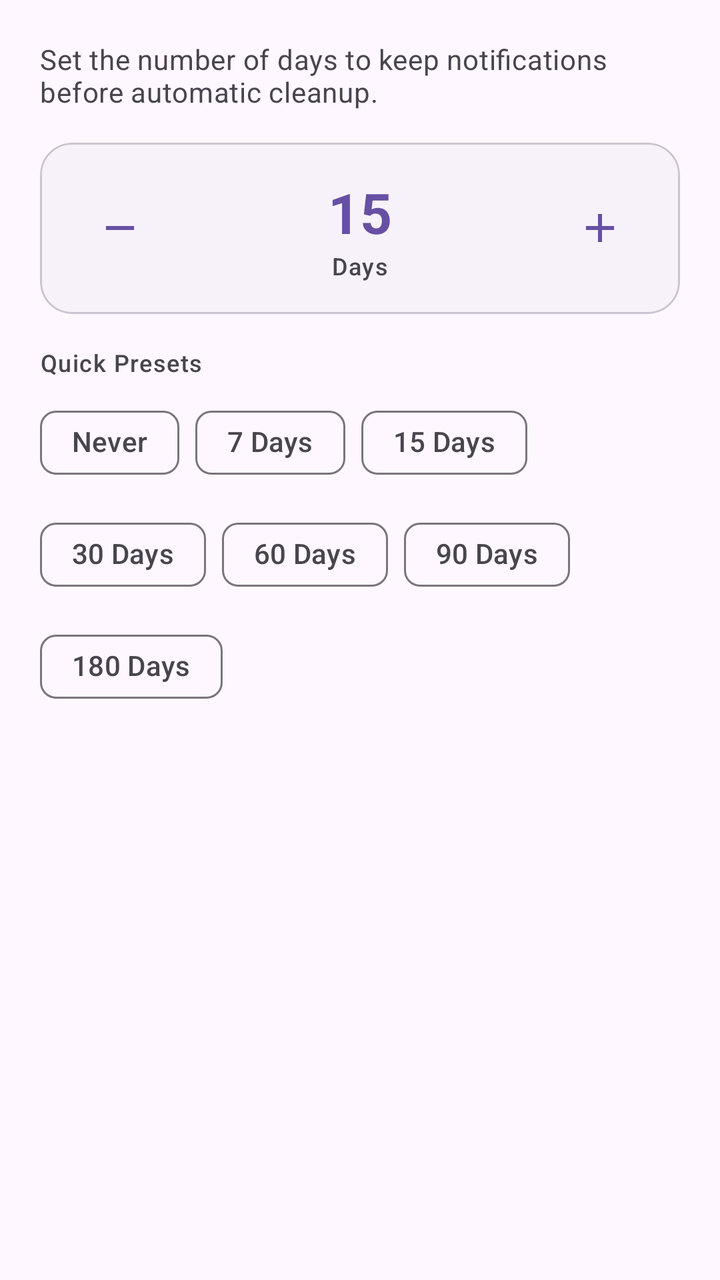
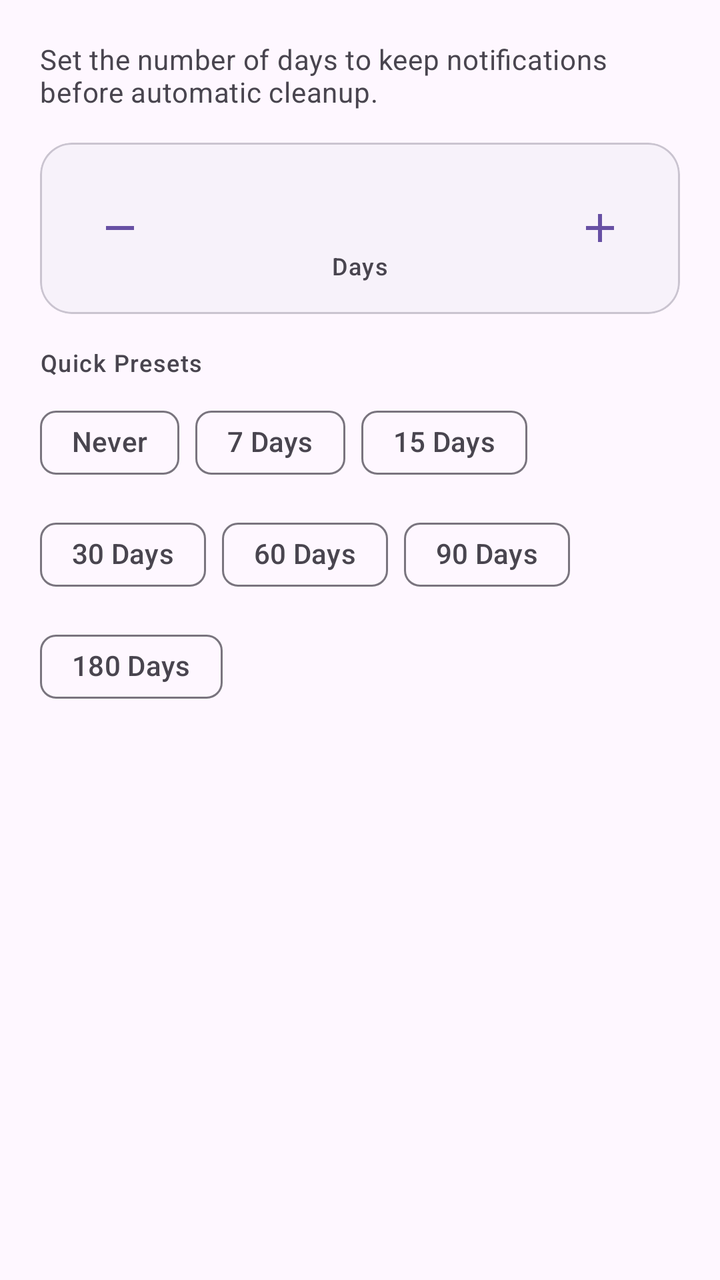

Compare the two renders of this Android layout. The source of the first and the diff that turns it into the second are given below.
<!-- AndroidManifest.xml: application theme Theme.NotiVault -->
<!-- res/layout/dialog_custom_auto_delete_days.xml -->
<?xml version="1.0" encoding="utf-8"?>
<LinearLayout xmlns:android="http://schemas.android.com/apk/res/android"
    xmlns:app="http://schemas.android.com/apk/res-auto"
    android:layout_width="match_parent"
    android:layout_height="wrap_content"
    android:orientation="vertical"
    android:padding="20dp">

    <TextView
        android:layout_width="match_parent"
        android:layout_height="wrap_content"
        android:text="@string/dialog_custom_days_desc"
        android:textAppearance="@style/TextAppearance.Material3.BodyMedium"
        android:textColor="?attr/colorOnSurfaceVariant"
        android:layout_marginBottom="16dp" />

    
    <com.google.android.material.card.MaterialCardView
        android:layout_width="match_parent"
        android:layout_height="wrap_content"
        app:cardCornerRadius="16dp"
        app:cardElevation="0dp"
        app:strokeWidth="1dp"
        app:strokeColor="?attr/colorOutlineVariant"
        app:cardBackgroundColor="?attr/colorSurfaceContainerLow"
        android:layout_marginBottom="16dp">

        <LinearLayout
            android:layout_width="match_parent"
            android:layout_height="wrap_content"
            android:orientation="horizontal"
            android:gravity="center"
            android:padding="16dp">

            
            <ImageButton
                android:id="@+id/btn_minus_days"
                android:layout_width="48dp"
                android:layout_height="48dp"
                android:background="@drawable/bg_button_square_ripple"
                android:src="@drawable/ic_remove"
                android:contentDescription="Decrease days"
                app:tint="?attr/colorPrimary" />

            
            <LinearLayout
                android:layout_width="0dp"
                android:layout_height="wrap_content"
                android:layout_weight="1"
                android:orientation="vertical"
                android:gravity="center"
                android:layout_marginHorizontal="16dp">

                <com.google.android.material.textfield.TextInputEditText
                    android:id="@+id/et_custom_days"
                    android:layout_width="match_parent"
                    android:layout_height="wrap_content"
                    android:background="@android:color/transparent"
                    android:gravity="center"
                    android:inputType="number"
                    android:maxLength="4"
                    android:text="15"
                    android:textAppearance="@style/TextAppearance.Material3.HeadlineMedium"
                    android:textColor="?attr/colorPrimary"
                    android:textStyle="bold" />

                <TextView
                    android:layout_width="wrap_content"
                    android:layout_height="wrap_content"
                    android:text="@string/dialog_custom_days_unit"
                    android:textAppearance="@style/TextAppearance.Material3.LabelMedium"
                    android:textColor="?attr/colorOnSurfaceVariant" />

            </LinearLayout>

            
            <ImageButton
                android:id="@+id/btn_plus_days"
                android:layout_width="48dp"
                android:layout_height="48dp"
                android:background="@drawable/bg_button_square_ripple"
                android:src="@drawable/ic_add"
                android:contentDescription="Increase days"
                app:tint="?attr/colorPrimary" />

        </LinearLayout>

    </com.google.android.material.card.MaterialCardView>

    
    <TextView
        android:layout_width="match_parent"
        android:layout_height="wrap_content"
        android:text="Quick Presets"
        android:textAppearance="@style/TextAppearance.Material3.LabelMedium"
        android:textColor="?attr/colorOnSurfaceVariant"
        android:layout_marginBottom="8dp" />

    <com.google.android.material.chip.ChipGroup
        android:id="@+id/chip_group_presets"
        android:layout_width="match_parent"
        android:layout_height="wrap_content">

        <com.google.android.material.chip.Chip
            android:id="@+id/chip_preset_never"
            android:layout_width="wrap_content"
            android:layout_height="wrap_content"
            android:text="Never"
            style="@style/Widget.Material3.Chip.Suggestion" />

        <com.google.android.material.chip.Chip
            android:id="@+id/chip_preset_7"
            android:layout_width="wrap_content"
            android:layout_height="wrap_content"
            android:text="7 Days"
            style="@style/Widget.Material3.Chip.Suggestion" />

        <com.google.android.material.chip.Chip
            android:id="@+id/chip_preset_15"
            android:layout_width="wrap_content"
            android:layout_height="wrap_content"
            android:text="15 Days"
            style="@style/Widget.Material3.Chip.Suggestion" />

        <com.google.android.material.chip.Chip
            android:id="@+id/chip_preset_30"
            android:layout_width="wrap_content"
            android:layout_height="wrap_content"
            android:text="30 Days"
            style="@style/Widget.Material3.Chip.Suggestion" />

        <com.google.android.material.chip.Chip
            android:id="@+id/chip_preset_60"
            android:layout_width="wrap_content"
            android:layout_height="wrap_content"
            android:text="60 Days"
            style="@style/Widget.Material3.Chip.Suggestion" />

        <com.google.android.material.chip.Chip
            android:id="@+id/chip_preset_90"
            android:layout_width="wrap_content"
            android:layout_height="wrap_content"
            android:text="90 Days"
            style="@style/Widget.Material3.Chip.Suggestion" />

        <com.google.android.material.chip.Chip
            android:id="@+id/chip_preset_180"
            android:layout_width="wrap_content"
            android:layout_height="wrap_content"
            android:text="180 Days"
            style="@style/Widget.Material3.Chip.Suggestion" />

    </com.google.android.material.chip.ChipGroup>

</LinearLayout>
<!-- resources referenced by this layout -->
<resources>
  <!-- drawable bg_button_square_ripple (drawable) -->
  <?xml version="1.0" encoding="utf-8"?>
  <ripple xmlns:android="http://schemas.android.com/apk/res/android"
      android:color="?attr/colorControlHighlight">
      <item android:id="@android:id/mask">
          <shape android:shape="rectangle">
              <corners android:radius="8dp" />
              <solid android:color="@android:color/white" />
          </shape>
      </item>
  </ripple>
  <!-- drawable ic_add (drawable) -->
  <vector xmlns:android="http://schemas.android.com/apk/res/android"
      android:width="24dp"
      android:height="24dp"
      android:viewportWidth="24"
      android:viewportHeight="24">
    <path
        android:fillColor="#FFFFFFFF"
        android:pathData="M19,13h-6v6h-2v-6H5v-2h6V5h2v6h6v2z"/>
  </vector>
  <!-- drawable ic_remove (drawable) -->
  <vector xmlns:android="http://schemas.android.com/apk/res/android"
      android:width="24dp"
      android:height="24dp"
      android:viewportWidth="24"
      android:viewportHeight="24">
    <path
        android:fillColor="#FFFFFFFF"
        android:pathData="M19,13H5v-2h14v2z"/>
  </vector>
  <string name="dialog_custom_days_desc">Set the number of days to keep notifications before automatic cleanup.</string>
  <string name="dialog_custom_days_unit">Days</string>
  <style name="Theme.NotiVault" parent="Theme.Material3.DayNight.NoActionBar">
          <item name="android:windowSoftInputMode">adjustResize</item>
          <item name="android:statusBarColor">@android:color/transparent</item>
          <item name="android:navigationBarColor">@android:color/transparent</item>
          <item name="android:windowLightStatusBar">true</item>
          <item name="preferenceTheme">@style/PreferenceThemeOverlay</item>
          <item name="switchStyle">@style/Widget.Material3.CompoundButton.Switch</item>
          <item name="android:switchStyle">@style/Widget.Material3.CompoundButton.Switch</item>
      </style>
</resources>

<!-- the commit's change to res/layout/dialog_custom_auto_delete_days.xml (unified diff, before → after) -->
@@ -39,7 +39,7 @@
                 android:layout_height="48dp"
                 android:background="@drawable/bg_button_square_ripple"
                 android:src="@drawable/ic_remove"
-                android:contentDescription="Decrease days"
+                android:contentDescription="@string/desc_decrease_days"
                 app:tint="?attr/colorPrimary" />
 
             
@@ -59,7 +59,6 @@
                     android:gravity="center"
                     android:inputType="number"
                     android:maxLength="4"
-                    android:text="15"
                     android:textAppearance="@style/TextAppearance.Material3.HeadlineMedium"
                     android:textColor="?attr/colorPrimary"
                     android:textStyle="bold" />
@@ -80,7 +79,7 @@
                 android:layout_height="48dp"
                 android:background="@drawable/bg_button_square_ripple"
                 android:src="@drawable/ic_add"
-                android:contentDescription="Increase days"
+                android:contentDescription="@string/desc_increase_days"
                 app:tint="?attr/colorPrimary" />
 
         </LinearLayout>
@@ -91,7 +90,7 @@
     <TextView
         android:layout_width="match_parent"
         android:layout_height="wrap_content"
-        android:text="Quick Presets"
+        android:text="@string/dialog_quick_presets"
         android:textAppearance="@style/TextAppearance.Material3.LabelMedium"
         android:textColor="?attr/colorOnSurfaceVariant"
         android:layout_marginBottom="8dp" />
@@ -105,49 +104,49 @@
             android:id="@+id/chip_preset_never"
             android:layout_width="wrap_content"
             android:layout_height="wrap_content"
-            android:text="Never"
+            android:text="@string/never"
             style="@style/Widget.Material3.Chip.Suggestion" />
 
         <com.google.android.material.chip.Chip
             android:id="@+id/chip_preset_7"
             android:layout_width="wrap_content"
             android:layout_height="wrap_content"
-            android:text="7 Days"
+            android:text="@string/preset_7_days"
             style="@style/Widget.Material3.Chip.Suggestion" />
 
         <com.google.android.material.chip.Chip
             android:id="@+id/chip_preset_15"
             android:layout_width="wrap_content"
             android:layout_height="wrap_content"
-            android:text="15 Days"
+            android:text="@string/preset_15_days"
             style="@style/Widget.Material3.Chip.Suggestion" />
 
         <com.google.android.material.chip.Chip
             android:id="@+id/chip_preset_30"
             android:layout_width="wrap_content"
             android:layout_height="wrap_content"
-            android:text="30 Days"
+            android:text="@string/preset_30_days"
             style="@style/Widget.Material3.Chip.Suggestion" />
 
         <com.google.android.material.chip.Chip
             android:id="@+id/chip_preset_60"
             android:layout_width="wrap_content"
             android:layout_height="wrap_content"
-            android:text="60 Days"
+            android:text="@string/preset_60_days"
             style="@style/Widget.Material3.Chip.Suggestion" />
 
         <com.google.android.material.chip.Chip
             android:id="@+id/chip_preset_90"
             android:layout_width="wrap_content"
             android:layout_height="wrap_content"
-            android:text="90 Days"
+            android:text="@string/preset_90_days"
             style="@style/Widget.Material3.Chip.Suggestion" />
 
         <com.google.android.material.chip.Chip
             android:id="@+id/chip_preset_180"
             android:layout_width="wrap_content"
             android:layout_height="wrap_content"
-            android:text="180 Days"
+            android:text="@string/preset_180_days"
             style="@style/Widget.Material3.Chip.Suggestion" />
 
     </com.google.android.material.chip.ChipGroup>
<!-- resource entries referenced after the edit -->
@@ -31,8 +31,18 @@
         android:fillColor="#FFFFFFFF"
         android:pathData="M19,13H5v-2h14v2z"/>
   </vector>
+  <string name="desc_decrease_days">Decrease days</string>
+  <string name="desc_increase_days">Increase days</string>
   <string name="dialog_custom_days_desc">Set the number of days to keep notifications before automatic cleanup.</string>
   <string name="dialog_custom_days_unit">Days</string>
+  <string name="dialog_quick_presets">Quick Presets</string>
+  <string name="never">Never</string>
+  <string name="preset_15_days">15 Days</string>
+  <string name="preset_180_days">180 Days</string>
+  <string name="preset_30_days">30 Days</string>
+  <string name="preset_60_days">60 Days</string>
+  <string name="preset_7_days">7 Days</string>
+  <string name="preset_90_days">90 Days</string>
   <style name="Theme.NotiVault" parent="Theme.Material3.DayNight.NoActionBar">
           <item name="android:windowSoftInputMode">adjustResize</item>
           <item name="android:statusBarColor">@android:color/transparent</item>
